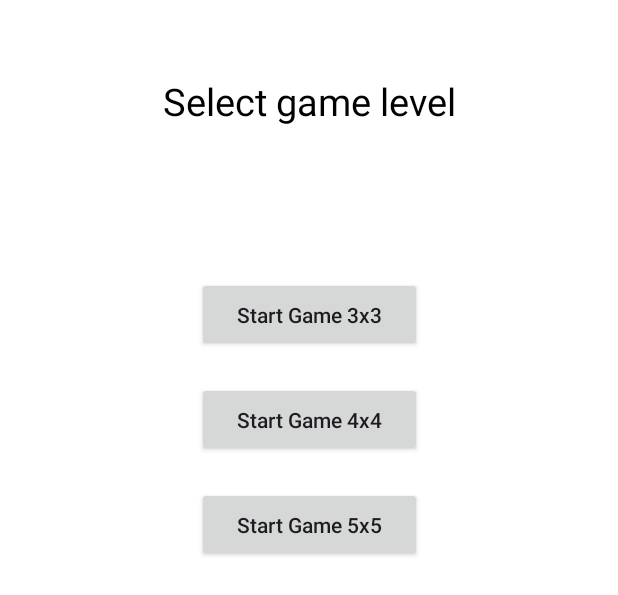
After one commit to davidbera1/TBC-IT-Academy, an Android app: the layout fragment_select_level.xml on its own in the app's theme, with its tools: preview values and no code run, on a phone screen of 412 x 824 dp. The commit adds this screen. Shown: the top 595 px of the screen. Run offline under Robolectric (Android 15) with nearby library versions, the phone set to English and light mode, and no system bars.

Commit message:
summary 3

```diff
--- a/app/build.gradle.kts
+++ b/app/build.gradle.kts
@@ -1,6 +1,7 @@
 plugins {
     alias(libs.plugins.android.application)
     alias(libs.plugins.kotlin.android)
+    id("kotlin-parcelize")
 }
 
 android {
--- /dev/null
+++ b/app/src/main/java/com/example/myapplication/Item.kt
@@ -0,0 +1,6 @@
+package com.example.myapplication
+
+data class Item(
+    val id: Int,
+    var text: String
+)
--- /dev/null
+++ b/app/src/main/res/layout/fragment_select_level.xml
@@ -0,0 +1,58 @@
+<?xml version="1.0" encoding="utf-8"?>
+<androidx.constraintlayout.widget.ConstraintLayout
+    xmlns:android="http://schemas.android.com/apk/res/android"
+    xmlns:app="http://schemas.android.com/apk/res-auto"
+    xmlns:tools="http://schemas.android.com/tools"
+    android:layout_width="match_parent"
+    android:layout_height="match_parent"
+    android:background="@color/white"
+    tools:context=".SelectLevelFragment">
+
+
+    <androidx.appcompat.widget.AppCompatTextView
+        android:id="@+id/SelectGameLevel"
+        android:layout_width="wrap_content"
+        android:layout_height="wrap_content"
+        android:layout_marginTop="50dp"
+        android:text="@string/select_game_level"
+        android:textColor="@color/black"
+        android:textSize="25sp"
+        app:layout_constraintEnd_toEndOf="parent"
+        app:layout_constraintStart_toStartOf="parent"
+        app:layout_constraintTop_toTopOf="parent" />
+
+    <androidx.appcompat.widget.AppCompatButton
+        android:id="@+id/btnLevel3x3"
+        android:layout_width="150dp"
+        android:layout_height="50dp"
+        android:layout_marginTop="100dp"
+        android:text="@string/_3x3"
+        android:textAllCaps="false"
+        app:layout_constraintEnd_toEndOf="parent"
+        app:layout_constraintStart_toStartOf="parent"
+        app:layout_constraintTop_toBottomOf="@id/SelectGameLevel" />
+
+    <androidx.appcompat.widget.AppCompatButton
+        android:id="@+id/btnLevel4x4"
+        android:layout_width="150dp"
+        android:layout_height="50dp"
+        android:layout_marginTop="20dp"
+        android:text="@string/_4x4"
+        android:textAllCaps="false"
+        app:layout_constraintEnd_toEndOf="parent"
+        app:layout_constraintStart_toStartOf="parent"
+        app:layout_constraintTop_toBottomOf="@id/btnLevel3x3" />
+
+    <androidx.appcompat.widget.AppCompatButton
+        android:id="@+id/btnLevel5x5"
+        android:layout_width="150dp"
+        android:layout_height="50dp"
+        android:layout_marginTop="20dp"
+        android:text="@string/_5x5"
+        android:textAllCaps="false"
+        app:layout_constraintEnd_toEndOf="parent"
+        app:layout_constraintStart_toStartOf="parent"
+        app:layout_constraintTop_toBottomOf="@id/btnLevel4x4" />
+
+
+</androidx.constraintlayout.widget.ConstraintLayout>
--- a/app/src/main/res/values/strings.xml
+++ b/app/src/main/res/values/strings.xml
@@ -1,3 +1,12 @@
 <resources>
     <string name="app_name">My Application</string>
+    <string name="_4x4">Start Game 4x4</string>
+    <string name="_5x5">Start Game 5x5</string>
+    <string name="_3x3">Start Game 3x3</string>
+    <string name="select_game_level">Select game level</string>
+    <string name="select_level">select level</string>
+    <string name="player_x_won">Player X won!</string>
+    <string name="player_o_won">Player O won!</string>
+    <string name="draw">DRAW</string>
+    <string name="start_game">Start Game</string>
 </resources>
```
Also changed, not shown: app/src/main/java/com/example/myapplication/GameAdapter.kt (added, +251 -0 lines), app/src/main/java/com/example/myapplication/GameFragment.kt (added, +110 -0 lines), app/src/main/java/com/example/myapplication/LevelType.kt (added, +11 -0 lines), app/src/main/java/com/example/myapplication/MainActivity.kt (+28 -0 lines), app/src/main/java/com/example/myapplication/SelectLevelFragment.kt (added, +51 -0 lines), app/src/main/res/layout/activity_main.xml (+2 -11 lines), app/src/main/res/layout/fragment_game.xml (added, +42 -0 lines), app/src/main/res/layout/game_item.xml (added, +20 -0 lines).
